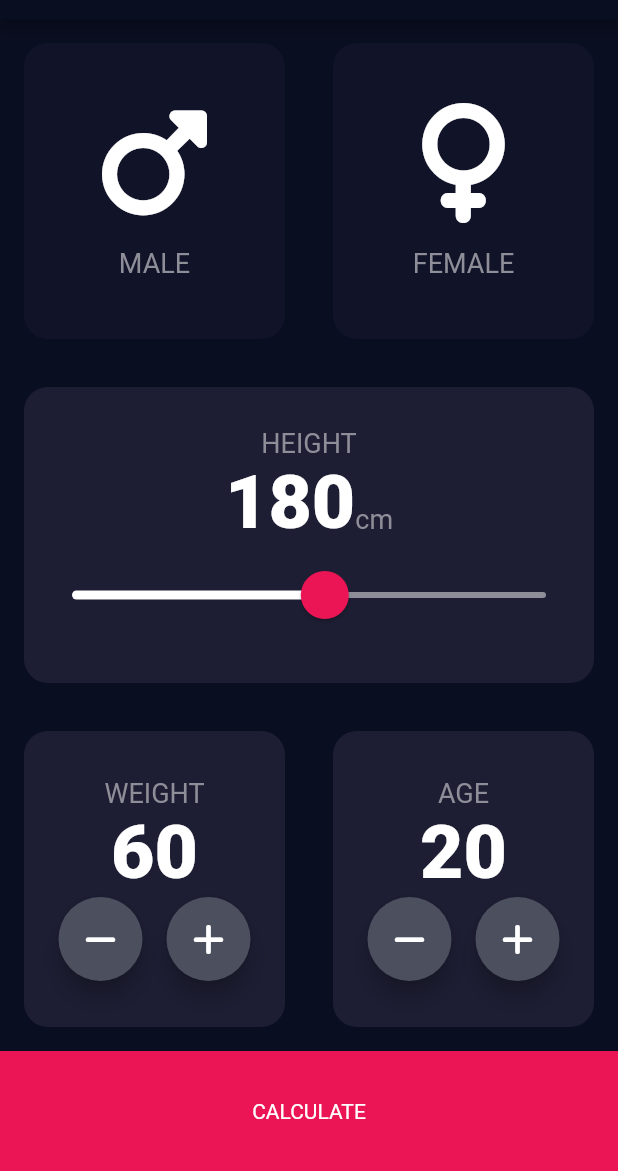
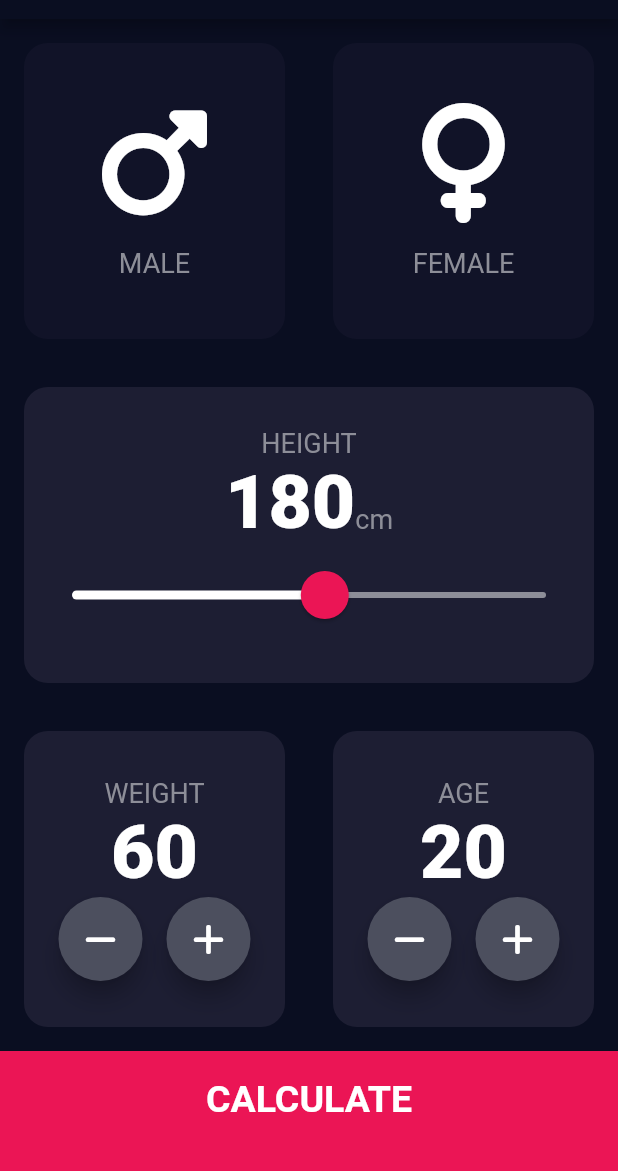
Before and after one commit to FadyFawzyOfficial/bmi-calculator, a Flutter app: the screen it shows after launch, on a phone screen of 412 x 824 dp, the part 65-1236 px from its top. Run offline on Flutter 3.47's test engine with Material 2 defaults, Android fonts, the phone set to English and light mode, and no system bars; our stand-ins replace font_awesome_flutter.

Commit message:
17. Complete the Input Screen Design

```diff
--- a/lib/constants.dart
+++ b/lib/constants.dart
@@ -21,3 +21,8 @@ const kNumberTextStyle = TextStyle(
   fontSize: 50,
   fontWeight: FontWeight.w900,
 );
+
+const kLargeButtonTextStyle = TextStyle(
+  fontSize: 25,
+  fontWeight: FontWeight.bold,
+);
--- a/lib/input_screen.dart
+++ b/lib/input_screen.dart
@@ -137,7 +137,11 @@ class InputScreenState extends State<InputScreen> {
               width: double.infinity,
               height: kBottomContainerHeight,
               color: kFuchsiaColor,
-              child: const Text('CALCULATE'),
+              padding: const EdgeInsets.only(bottom: 16),
+              child: const Text(
+                'CALCULATE',
+                style: kLargeButtonTextStyle,
+              ),
             ),
           ),
         ],
```
